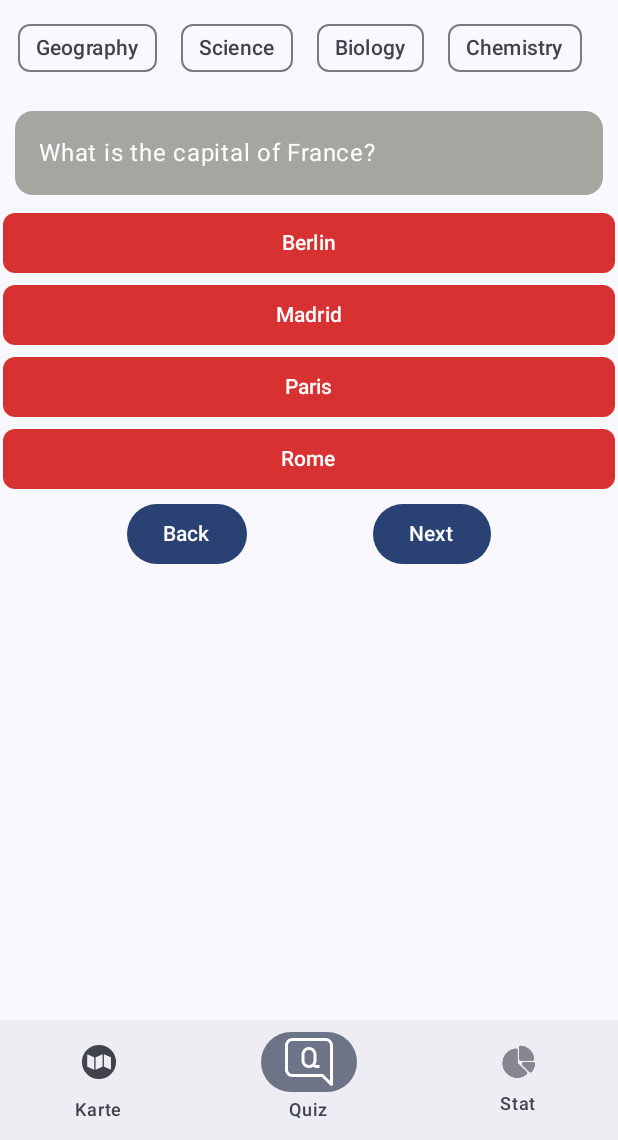
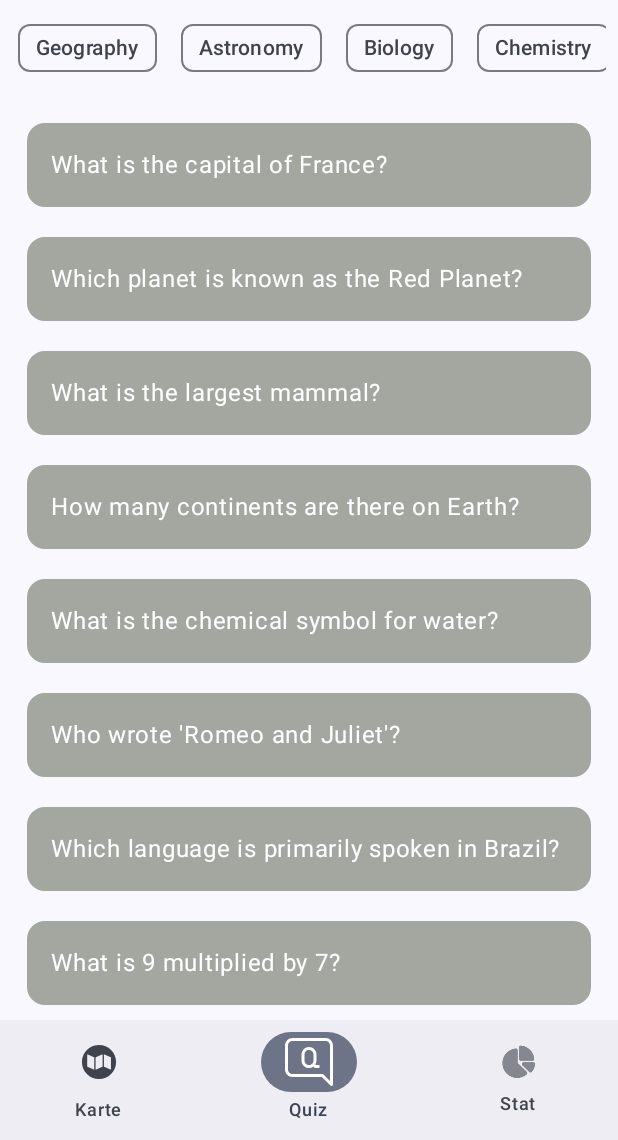
Before and after one commit to aaabdulkarim/ATQuiz, an Android app built with Jetpack Compose: the screen it shows after launch (MainActivity), item 2 of the bottom bar chosen, on a phone screen of 412 x 824 dp, the part 96-1236 px from its top. Run offline under Robolectric (Android 15) with nearby library versions, the phone set to English and light mode, and no system bars; libraries missing offline, so code that uses them is left out: ir.ehsannarmani.compose_charts.

Commit message:
Refactoring, verbesserte Fragendarstellung

```diff
--- a/app/src/main/java/com/example/atquiz/composables/MultipleChoice.kt
+++ b/app/src/main/java/com/example/atquiz/composables/MultipleChoice.kt
@@ -1,11 +1,8 @@
 package com.example.atquiz.composables
 
 import android.widget.Toast
-import androidx.compose.animation.AnimatedContent
-import androidx.compose.animation.AnimatedVisibilityScope
+import androidx.compose.animation.AnimatedVisibility
 import androidx.compose.animation.ExperimentalSharedTransitionApi
-import androidx.compose.animation.SharedTransitionLayout
-import androidx.compose.animation.SharedTransitionScope
 import androidx.compose.foundation.layout.Arrangement
 import androidx.compose.foundation.layout.Column
 import androidx.compose.foundation.layout.Row
@@ -26,7 +23,6 @@ import androidx.compose.material3.CardDefaults
 import androidx.compose.material3.ExperimentalMaterial3Api
 import androidx.compose.material3.InputChip
 import androidx.compose.material3.Text
-import androidx.compose.material3.TextButton
 import androidx.compose.runtime.Composable
 import androidx.compose.runtime.getValue
 import androidx.compose.runtime.mutableStateOf
@@ -41,6 +37,7 @@ import com.example.atquiz.ui.theme.secondary
 import com.example.atquiz.ui.theme.text
 
 
+
 @OptIn(ExperimentalMaterial3Api::class)
 @Composable
 fun QuestionFilter(
@@ -50,7 +47,6 @@ fun QuestionFilter(
         mutableStateOf("")
     }
 
-    // Extract distinct tags from the question list
     val tagList: List<String> = questionList.map { it.tag }.distinct()
 
     val filteredQuestions = if (selectedTag.isNotEmpty()) {
@@ -63,7 +59,7 @@ fun QuestionFilter(
         // Tags
         LazyRow(
             modifier = Modifier.padding(8.dp),
-            horizontalArrangement = Arrangement.spacedBy(8.dp)
+            horizontalArrangement = Arrangement.spacedBy(8.dp) // Adds spacing between chips
         ) {
             itemsIndexed(tagList) { _, chipData ->
                 InputChip(
@@ -76,8 +72,17 @@ fun QuestionFilter(
                         }
                     },
                     label = { Text(text = chipData) },
-                    modifier = Modifier.padding(horizontal = 4.dp)
+                    modifier = Modifier.padding(horizontal = 4.dp) // Adds spacing within each chip
                 )
+            }
+        }
+
+        // Frageliste mit Antworten
+        LazyColumn(
+            modifier = Modifier.padding(8.dp)
+        ) {
+            itemsIndexed(filteredQuestions) { _, questionObject ->
+                QuestionDetail(questionObject)
             }
         }
     }
@@ -86,16 +91,21 @@ fun QuestionFilter(
 
 
 
-@OptIn(ExperimentalSharedTransitionApi::class)
+@OptIn(ExperimentalSharedTransitionApi::class, ExperimentalMaterial3Api::class)
 @Composable
 fun QuestionDetail(
     questionObject: QuestionObject,
-) {
+){
     val answers = questionObject.answerList
     val context = LocalContext.current
+    var answerVisible by remember {
+        mutableStateOf(false)
+    }
+
 
     Column(
         modifier = Modifier
+            .fillMaxSize()
             .padding(2.dp)
 
     ) {
@@ -108,7 +118,10 @@ fun QuestionDetail(
             colors = CardDefaults.cardColors(
                 containerColor = secondary,
                 contentColor = text
-            )
+            ),
+            onClick = {
+                answerVisible = !answerVisible
+            }
         ) {
             Row(
                 modifier = Modifier
@@ -125,13 +138,18 @@ fun QuestionDetail(
             }
         }
 
+        AnimatedVisibility(answerVisible) {
+            Column(
+                modifier = Modifier.fillMaxSize()
+            ) {
+
                 // Antwortmöglichkeiten
                 answers.forEach { answer ->
                     Button(
                         onClick = {
 
                             val toastString =
-                        if (questionObject.checkAnswer(answer)) "Richtig" else "Falsch"
+                                if (questionObject.checkAnswer(answer)) "Richtig!" else "Falsch"
                             Toast.makeText(context, toastString, Toast.LENGTH_SHORT).show()
                         },
 
@@ -148,59 +166,28 @@ fun QuestionDetail(
             }
 
         }
+    }
+
+}
 
 
 @OptIn(ExperimentalSharedTransitionApi::class)
 @Composable
-fun MultipleChoiceQuiz() {
+fun MultipleChoiceQuiz(){
+    // Possible API: https://opentdb.com/api_config.php
     // Possible Dataset: https://github.com/uberspot/OpenTriviaQA/
     val questionList = sampleQuestions;
-    var currentQuestionIndex by remember {
-        mutableStateOf(0)
-    }
-    var questionObject by remember { mutableStateOf(questionList[currentQuestionIndex]) }
+    var questionObject by remember{ mutableStateOf(questionList[0]) }
 
-    Column {
-        QuestionFilter(questionList)
+    QuestionFilter(questionList = questionList)
 
-        QuestionDetail(
-            questionObject = questionObject
-        )
-
-        Row(
-            horizontalArrangement = Arrangement.SpaceEvenly,
-            modifier = Modifier.fillMaxWidth()
-        ) {
-            Button(onClick = {
-                if (currentQuestionIndex > 0) {
-                    currentQuestionIndex--
-                    questionObject = questionList[currentQuestionIndex]
-                }
-            }) {
-                Text("Back")
-            }
-
-            Button(onClick = {
-                if (currentQuestionIndex < questionList.size - 1) {
-                    currentQuestionIndex++
-                    questionObject = questionList[currentQuestionIndex]
-                }
-            }) {
-                Text("Next")
-            }
-        }
-    }
 }
 
 
-data class QuestionObject(
-    val question: String,
-    val answerList: List<String>,
-    val correctAnswerIndex: Int,
-    val tag: String
-) {
+class QuestionObject(val question : String, val answerList : List<String>, val correctAnswerIndex : Int, val tag : String, var answered : Boolean){
 
-    fun checkAnswer(userAnswer: String): Boolean {
+    fun checkAnswer(userAnswer : String): Boolean {
+        answered = true
         return userAnswer == answerList[correctAnswerIndex];
     }
 }
@@ -211,60 +198,79 @@ val sampleQuestions = listOf(
         question = "What is the capital of France?",
         answerList = listOf("Berlin", "Madrid", "Paris", "Rome"),
         correctAnswerIndex = 2,
-        tag = "Geography"
+        tag = "Geography",
+        answered = false
+
     ),
     QuestionObject(
         question = "Which planet is known as the Red Planet?",
         answerList = listOf("Earth", "Mars", "Jupiter", "Venus"),
         correctAnswerIndex = 1,
-        tag = "Science"
+        tag = "Astronomy",
+        answered = false
+
     ),
     QuestionObject(
         question = "What is the largest mammal?",
         answerList = listOf("Elephant", "Blue Whale", "Giraffe", "Hippopotamus"),
         correctAnswerIndex = 1,
-        tag = "Biology"
+        tag = "Biology",
+        answered = false
+
     ),
     QuestionObject(
         question = "How many continents are there on Earth?",
         answerList = listOf("Five", "Six", "Seven", "Eight"),
         correctAnswerIndex = 2,
-        tag = "Geography"
+        tag = "Geography",
+        answered = false
+
     ),
     QuestionObject(
         question = "What is the chemical symbol for water?",
         answerList = listOf("H2O", "O2", "CO2", "NaCl"),
         correctAnswerIndex = 0,
-        tag = "Chemistry"
+        tag = "Chemistry",
+        answered = false
+
     ),
     QuestionObject(
         question = "Who wrote 'Romeo and Juliet'?",
         answerList = listOf("Charles Dickens", "Mark Twain", "William Shakespeare", "Jane Austen"),
         correctAnswerIndex = 2,
-        tag = "Literature"
+        tag = "Literature",
+        answered = false
+
     ),
     QuestionObject(
         question = "Which language is primarily spoken in Brazil?",
         answerList = listOf("Spanish", "Portuguese", "French", "Italian"),
         correctAnswerIndex = 1,
-        tag = "Language"
+        tag = "Language",
+        answered = false
+
     ),
     QuestionObject(
         question = "What is 9 multiplied by 7?",
         answerList = listOf("56", "63", "72", "81"),
         correctAnswerIndex = 1,
-        tag = "Mathematics"
+        tag = "Mathematics",
+        answered = false
+
     ),
     QuestionObject(
         question = "Which gas do plants absorb from the atmosphere?",
         answerList = listOf("Oxygen", "Nitrogen", "Carbon Dioxide", "Hydrogen"),
         correctAnswerIndex = 2,
-        tag = "Biology"
+        tag = "Biology",
+        answered = false
     ),
     QuestionObject(
         question = "In which year did the Titanic sink?",
         answerList = listOf("1905", "1912", "1918", "1923"),
         correctAnswerIndex = 1,
-        tag = "History"
+        tag = "History",
+        answered = false
+
     )
 )
```
Lines whose indentation alone changed are shown as unchanged.
